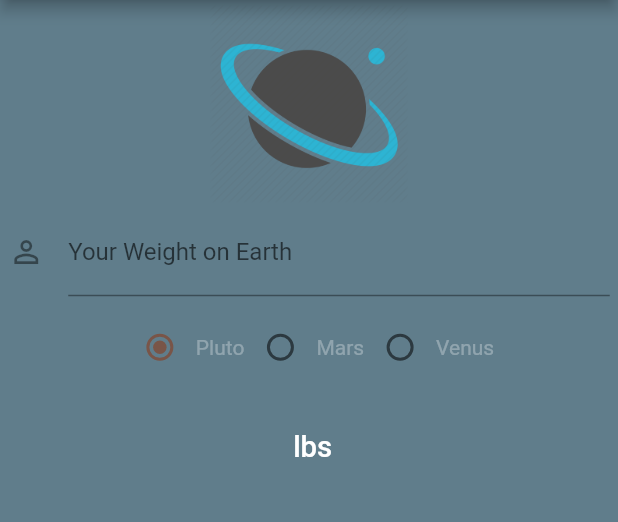
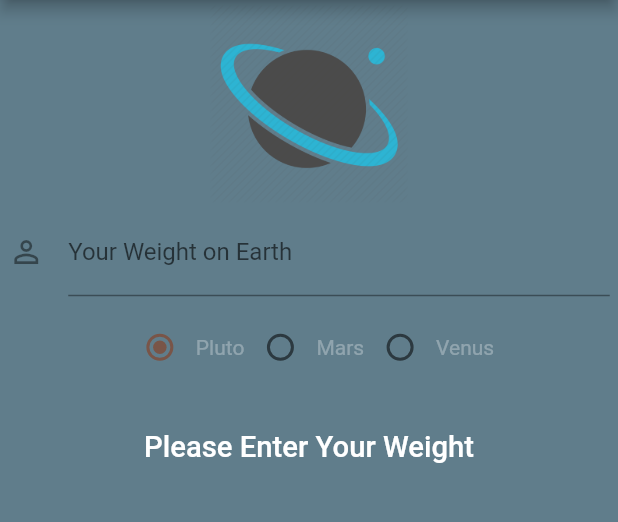
Before and after one commit to ashenmalaka/Flutter_App_Weight_On_Planet, a Flutter app: the screen it shows after launch, on a phone screen of 412 x 824 dp, the part 84-606 px from its top. Run offline on Flutter 3.47's test engine with Material 2 defaults, Android fonts, the phone set to English and light mode, and no system bars.

Commit message:
Added another displaying text

```diff
--- a/lib/ui/home.dart
+++ b/lib/ui/home.dart
@@ -131,7 +131,8 @@ class HomeState extends State<Home> {
 
                   //Result Text
                   new Text(
-                    "$_formattedText lbs",
+                    _weightController.text.isEmpty ? "Please Enter Your Weight" : _formattedText + "lbs",
+                    //"$_formattedText lbs",
                     style: new TextStyle(
                       color: Colors.white,
                       fontWeight: FontWeight.w500,
```
